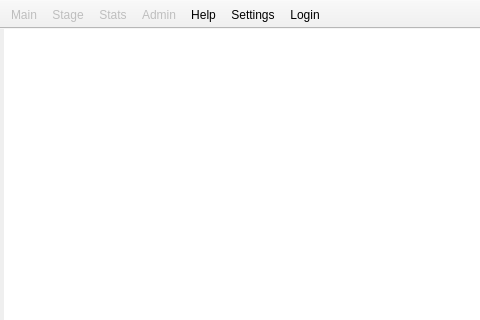
This is Ramses/mainwindow.ui in RxLaboratory/Ramses as Qt 5 draws it before an edit; both pictures show x 0 to 480 and y 0 to 320 of the 893 by 477 pixel window. The edited form follows.
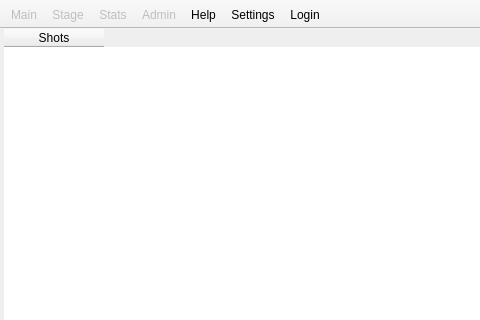
This is the edited form. The open tabs and pages were chosen to show the change. Icons and pictures are not drawn.

Patch:
```diff
--- a/Ramses/mainwindow.ui
+++ b/Ramses/mainwindow.ui
@@ -305,6 +305,17 @@
           <property name="cornerButtonEnabled">
            <bool>false</bool>
           </property>
+          <attribute name="verticalHeaderVisible">
+           <bool>false</bool>
+          </attribute>
+          <attribute name="verticalHeaderMinimumSectionSize">
+           <number>30</number>
+          </attribute>
+          <column>
+           <property name="text">
+            <string>Shots</string>
+           </property>
+          </column>
          </widget>
         </item>
        </layout>
```
Left out of the diff: 4 changed lines with no effect on the pictures.
